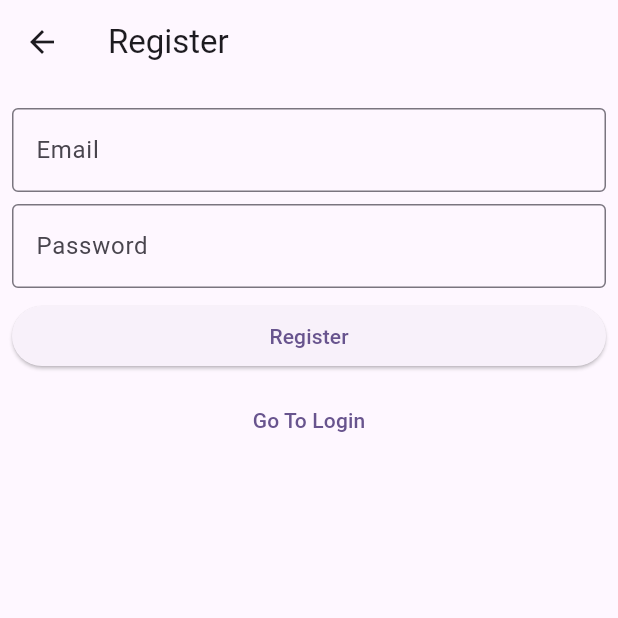
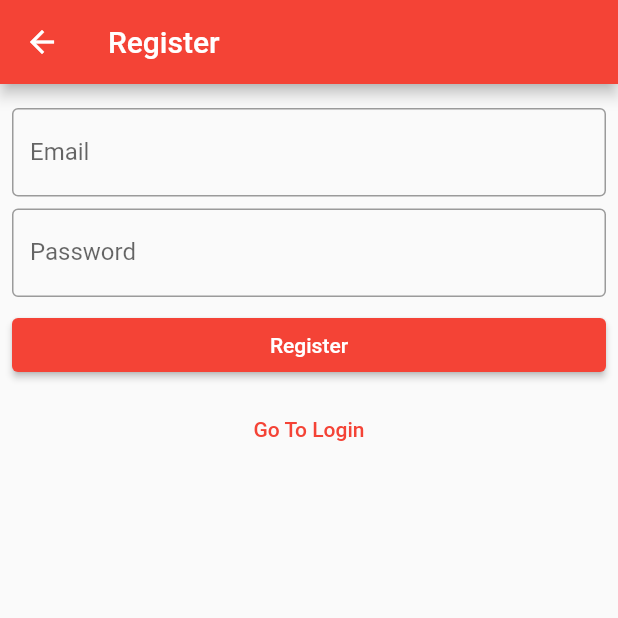
Before and after one commit to danielchristianto08/uasmmp23, a Flutter app: the myRegister screen opened directly, on a phone screen of 412 x 824 dp, the top half of it. Run offline on Flutter 3.47's test engine with Material 2 defaults, Android fonts, the phone set to English and light mode, and no system bars; our stand-ins replace cloud_firestore, firebase_auth, firebase_core; accounts and stored records are empty; network calls fail.

Commit message:
first commit

```diff
--- a/lib/main.dart
+++ b/lib/main.dart
@@ -10,33 +10,19 @@ void main() {
   runApp(const MyApp());
 }
 
-class MyApp extends StatelessWidget {
+class MyApp extends StatefulWidget {
   const MyApp({super.key});
 
-  // This widget is the root of your application.
+  @override
+  State<MyApp> createState() => _MyAppState();
+}
+
+class _MyAppState extends State<MyApp> {
   @override
   Widget build(BuildContext context) {
     return MaterialApp(
       title: 'Flutter Demo',
-      theme: ThemeData(
-        // This is the theme of your application.
-        //
-        // TRY THIS: Try running your application with "flutter run". You'll see
-        // the application has a blue toolbar. Then, without quitting the app,
-        // try changing the seedColor in the colorScheme below to Colors.green
-        // and then invoke "hot reload" (save your changes or press the "hot
-        // reload" button in a Flutter-supported IDE, or press "r" if you used
-        // the command line to start the app).
-        //
-        // Notice that the counter didn't reset back to zero; the application
-        // state is not lost during the reload. To reset the state, use hot
-        // restart instead.
-        //
-        // This works for code too, not just values: Most code changes can be
-        // tested with just a hot reload.
-        colorScheme: ColorScheme.fromSeed(seedColor: Colors.deepPurple),
-        useMaterial3: true,
-      ),
+      theme: ThemeData(primarySwatch: Colors.red),
       home: const myLiverpool(),
     );
   }
--- a/lib/myliverpool.dart
+++ b/lib/myliverpool.dart
@@ -1,5 +1,3 @@
-import 'dart:html';
-
 import 'package:cloud_firestore/cloud_firestore.dart';
 import 'package:flutter/material.dart';
 
```
Also changed, not shown: 1 other file.
